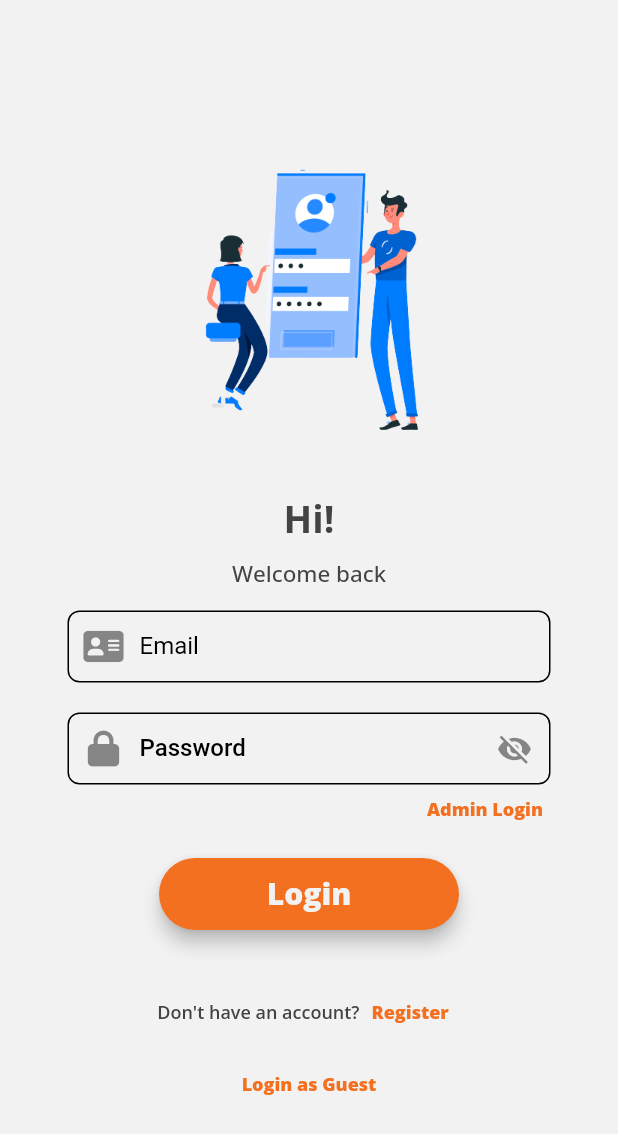
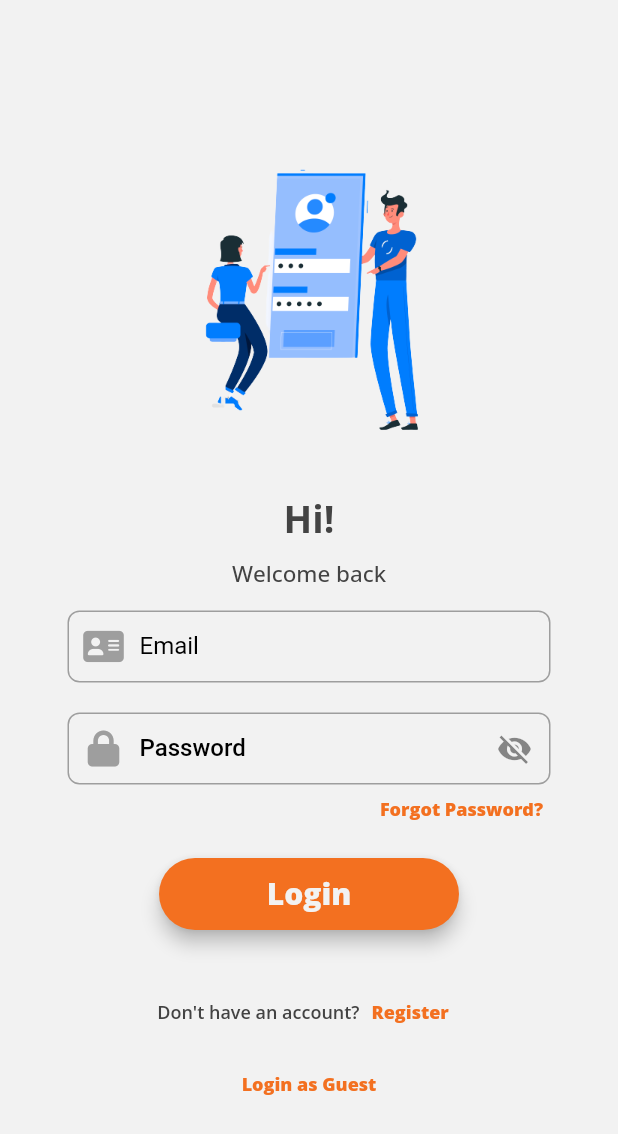
Before and after one commit to xWarren/ImTheMap, a Flutter app: the screen it shows after launch, on a phone screen of 412 x 824 dp. Shown: the top 1134 px of the screen. Run offline on Flutter 3.47's test engine with Material 2 defaults, Android fonts, the phone set to English and light mode, and no system bars; our stand-ins replace animated_splash_screen, auto_size_text, card_swiper, cloud_firestore, curved_navigation_bar, firebase_auth and 11 more; accounts and stored records are empty.

Commit message:
Fixed Bugs

```diff
--- a/lib/testing/loginone.dart
+++ b/lib/testing/loginone.dart
@@ -8,6 +8,7 @@ import 'package:google_fonts/google_fonts.dart';
 import 'package:itm/ColorPalettes/color.dart';
 import 'package:itm/authenticator/process.dart';
 import 'package:itm/testing/admin_login.dart';
+import 'package:itm/testing/forgot_password.dart';
 import 'package:itm/testing/registerone.dart';
 
 import '../utils/fade_animation.dart';
@@ -34,6 +35,8 @@ class _LoginPageState extends State<LoginPage> {
   final _auth = FirebaseAuth.instance;
 
   AuthenticateService authenticateService = AuthenticateService();
+  int emailLength = 0;
+  int passwordLength = 0;
   bool toggled = true;
   bool isHorizontal = false;
   bool isVertical = true;
@@ -44,6 +47,11 @@ class _LoginPageState extends State<LoginPage> {
       delay: 400,
       Axis: isVertical,
       child: TextFormField(
+        onChanged: (text) {
+          setState(() {
+            emailLength = text.length;
+          });
+        },
         autofocus: false,
         controller: emailController,
         style: const TextStyle(color: ColorPalette.textColor),
@@ -64,13 +72,21 @@ class _LoginPageState extends State<LoginPage> {
         },
         textInputAction: TextInputAction.next,
         decoration: InputDecoration(
-          prefixIcon: const Icon(FontAwesomeIcons.solidAddressCard),
+          prefixIcon: Icon(
+            FontAwesomeIcons.solidAddressCard,
+            color: emailLength < 5 ? Colors.grey : Colors.blue,
+          ),
           contentPadding: const EdgeInsets.fromLTRB(10, 10, 10, 0),
           labelText: "Email",
           labelStyle: const TextStyle(color: Colors.black),
           enabledBorder: OutlineInputBorder(
-            borderRadius: BorderRadius.circular(8),
-          ),
+              borderRadius: BorderRadius.circular(8),
+              borderSide: BorderSide(
+                  color: emailLength < 5 ? Colors.grey : Colors.blue)),
+          focusedBorder: OutlineInputBorder(
+              borderRadius: BorderRadius.circular(8),
+              borderSide: BorderSide(
+                  color: emailLength < 5 ? Colors.grey : Colors.blue)),
         ),
       ),
     );
@@ -82,6 +98,11 @@ class _LoginPageState extends State<LoginPage> {
       child: TextFormField(
         autofocus: false,
         controller: passwordController,
+        onChanged: (text) {
+          setState(() {
+            passwordLength = text.length;
+          });
+        },
         obscureText: _obscureText,
         style:
             const TextStyle(color: Colors.black, fontWeight: FontWeight.w500),
@@ -100,7 +121,8 @@ class _LoginPageState extends State<LoginPage> {
         },
         textInputAction: TextInputAction.done,
         decoration: InputDecoration(
-          prefixIcon: const Icon(FontAwesomeIcons.lock),
+          prefixIcon: Icon(FontAwesomeIcons.lock,
+              color: passwordLength < 3 ? Colors.grey : Colors.blue),
           suffixIcon: GestureDetector(
             onTap: () {
               setState(() {
@@ -113,8 +135,13 @@ class _LoginPageState extends State<LoginPage> {
           labelText: "Password",
           labelStyle: const TextStyle(color: Colors.black),
           enabledBorder: OutlineInputBorder(
-            borderRadius: BorderRadius.circular(8),
-          ),
+              borderRadius: BorderRadius.circular(8),
+              borderSide: BorderSide(
+                  color: passwordLength < 3 ? Colors.grey : Colors.blue)),
+          focusedBorder: OutlineInputBorder(
+              borderRadius: BorderRadius.circular(8),
+              borderSide: BorderSide(
+                  color: passwordLength < 3 ? Colors.grey : Colors.blue)),
         ),
       ),
     );
@@ -210,10 +237,10 @@ class _LoginPageState extends State<LoginPage> {
                                   context,
                                   MaterialPageRoute(
                                       builder: (context) =>
-                                          const AdminLogin()));
+                                          const ForgotPassword()));
                             },
                             child: Text(
-                              'Admin Login',
+                              'Forgot Password?',
                               style: GoogleFonts.openSans(
                                   fontSize: 12,
                                   fontWeight: FontWeight.w900,
```
Also changed, not shown: lib/controller/angeles_page.dart (+6 -7 lines), lib/controller/mabalacat_page.dart (+29 -10 lines), lib/controller/magalang_page.dart (+12 -4 lines), lib/controller/search_page.dart (+29 -10 lines).
